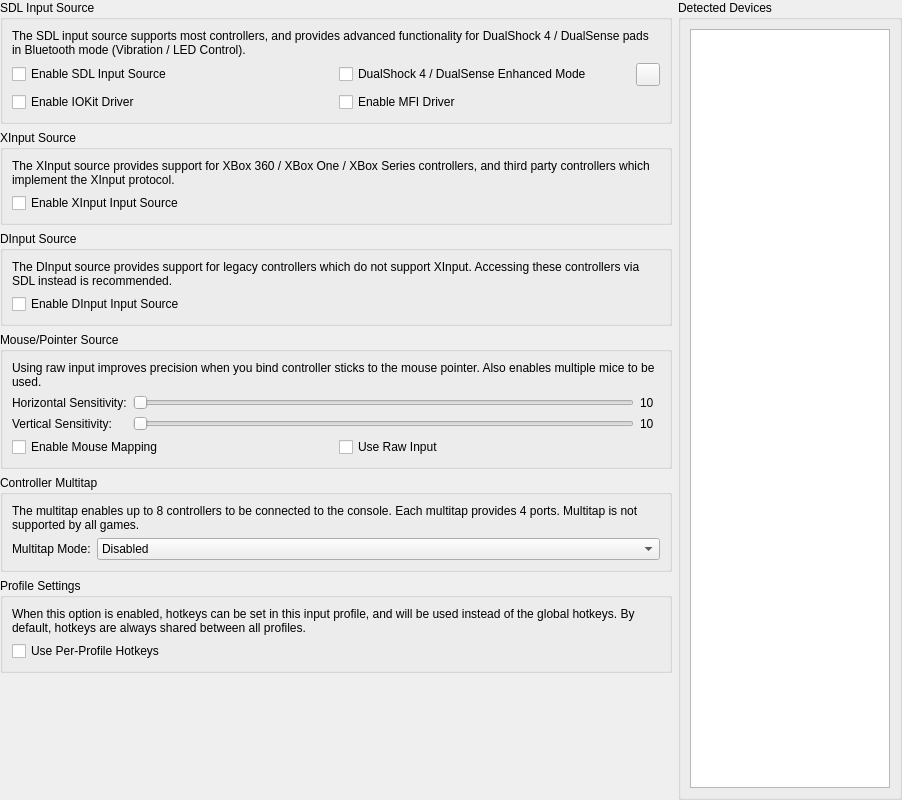
Before: the Qt Designer form src/riverhorse-qt/controllerglobalsettingswidget.ui in thenotoriousfox/riverhorse, drawn with Qt 5.
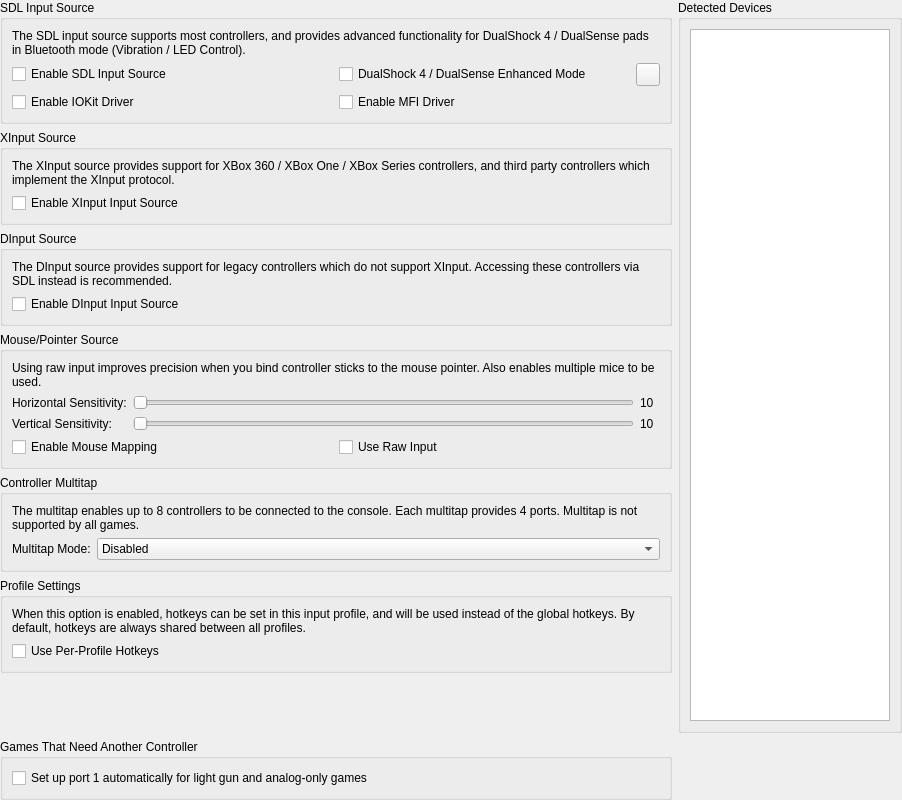
After: the same form once the commit is applied. Icons and pictures are not drawn.

Commit message:
Set up port 1 for light gun and analog-only games
When the game database says a game needs a GunCon or analog sticks and
port 1 has a controller the game can't use, port 1 is switched for that
game while it runs: a GunCon aimed with the left stick or the mouse, or a
DualShock with the pad's bindings. A message says how to play. Saved
controller settings are not touched, and games with their own controller
settings or an input profile are left alone. On by default (Settings >
Controllers > Global Settings).

```diff
--- a/src/riverhorse-qt/controllerglobalsettingswidget.ui
+++ b/src/riverhorse-qt/controllerglobalsettingswidget.ui
@@ -124,6 +124,22 @@
      </layout>
     </widget>
    </item>
+   <item>
+    <widget class="QGroupBox" name="automaticControllerSetupGroup">
+     <property name="title">
+      <string>Games That Need Another Controller</string>
+     </property>
+     <layout class="QVBoxLayout" name="automaticControllerSetupLayout">
+      <item>
+       <widget class="QCheckBox" name="automaticControllerSetup">
+        <property name="text">
+         <string>Set up port 1 automatically for light gun and analog-only games</string>
+        </property>
+       </widget>
+      </item>
+     </layout>
+    </widget>
+   </item>
    <item row="0" column="0">
     <widget class="QGroupBox" name="sdlGroup">
      <property name="title">
```
The commit also changes 9 other files.
